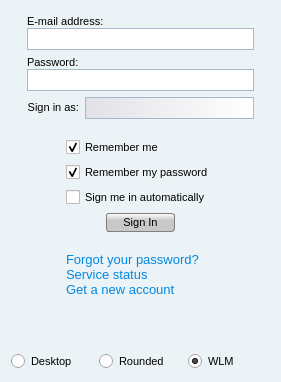
First picture: the form in amsn2/gui/front_ends/qt4/login.ui, repository drf/amsn2, before the edit; both pictures show x 0 to 281 and y 201 to 583 of the 281 by 583 pixel window.
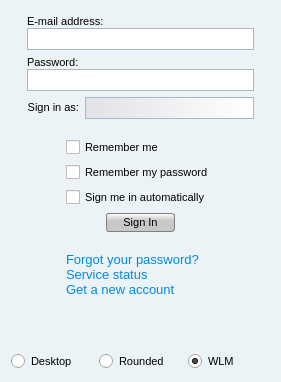
Second picture: the form after the edit. Icons and pictures are not drawn.

Commit message: Better UTF8 support, some fixes and ability to store email/password/state in login window.

```diff
--- a/amsn2/gui/front_ends/qt4/login.ui
+++ b/amsn2/gui/front_ends/qt4/login.ui
@@ -351,21 +351,27 @@
            </item>
            <item>
             <widget class="QCheckBox" name="checkRememberMe">
+             <property name="enabled">
+              <bool>true</bool>
+             </property>
              <property name="text">
               <string>Remember me</string>
              </property>
              <property name="checked">
-              <bool>true</bool>
+              <bool>false</bool>
              </property>
             </widget>
            </item>
            <item>
             <widget class="QCheckBox" name="checkRememberPass">
+             <property name="enabled">
+              <bool>true</bool>
+             </property>
              <property name="text">
               <string>Remember my password</string>
              </property>
              <property name="checked">
-              <bool>true</bool>
+              <bool>false</bool>
              </property>
             </widget>
            </item>
```
The commit also changes 1 other file.
